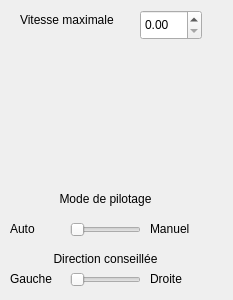
The window that rsase/SGBag/ui/vueparametreschariot.ui (padenot/usdp) describes before a commit, drawn with Qt 5.
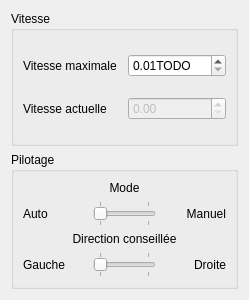
The same window after the commit.

Diff of the .ui file:
```diff
--- a/rsase/SGBag/ui/vueparametreschariot.ui
+++ b/rsase/SGBag/ui/vueparametreschariot.ui
@@ -6,138 +6,126 @@
    <rect>
     <x>0</x>
     <y>0</y>
-    <width>233</width>
+    <width>249</width>
     <height>300</height>
    </rect>
   </property>
   <property name="windowTitle">
    <string>Form</string>
   </property>
-  <widget class="QSlider" name="modePilotage">
-   <property name="geometry">
-    <rect>
-     <x>70</x>
-     <y>220</y>
-     <width>71</width>
-     <height>20</height>
-    </rect>
-   </property>
-   <property name="maximum">
-    <number>1</number>
-   </property>
-   <property name="tracking">
-    <bool>false</bool>
-   </property>
-   <property name="orientation">
-    <enum>Qt::Horizontal</enum>
-   </property>
-  </widget>
+  <layout class="QVBoxLayout" name="verticalLayout">
+   <item>
+    <widget class="QGroupBox" name="groupeVitesse">
+     <property name="title">
+      <string>Vitesse</string>
+     </property>
+     <layout class="QVBoxLayout" name="verticalLayout_5" stretch="1,1">
+      <item>
+       <layout class="QHBoxLayout" name="horizontalLayout">
+        <item>
   <widget class="QLabel" name="libelleVitesseMax">
-   <property name="geometry">
-    <rect>
-     <x>20</x>
-     <y>10</y>
-     <width>121</width>
-     <height>20</height>
-    </rect>
-   </property>
    <property name="text">
     <string>Vitesse maximale</string>
    </property>
   </widget>
+        </item>
+        <item>
   <widget class="QDoubleSpinBox" name="vitesseMax">
-   <property name="geometry">
-    <rect>
-     <x>140</x>
-     <y>10</y>
-     <width>62</width>
-     <height>30</height>
-    </rect>
-   </property>
-  </widget>
+          <property name="suffix">
+           <string>TODO</string>
+          </property>
+          <property name="minimum">
+           <double>0.010000000000000</double>
+          </property>
+          <property name="maximum">
+           <double>1.000000000000000</double>
+          </property>
+          <property name="singleStep">
+           <double>0.010000000000000</double>
+          </property>
+         </widget>
+        </item>
+       </layout>
+      </item>
+      <item>
+       <layout class="QHBoxLayout" name="horizontalLayout_4">
+        <item>
+         <widget class="QLabel" name="libelleVitesseActuelle">
+          <property name="text">
+           <string>Vitesse actuelle</string>
+          </property>
+         </widget>
+        </item>
+        <item>
+         <widget class="QDoubleSpinBox" name="vitesseActuelle">
+          <property name="enabled">
+           <bool>false</bool>
+          </property>
+         </widget>
+        </item>
+       </layout>
+      </item>
+     </layout>
+    </widget>
+   </item>
+   <item>
+    <widget class="QGroupBox" name="groupePilotage">
+     <property name="title">
+      <string>Pilotage</string>
+     </property>
+     <layout class="QVBoxLayout" name="verticalLayout_6">
+      <item>
+       <layout class="QVBoxLayout" name="verticalLayout_3" stretch="1,1">
+        <item>
   <widget class="QLabel" name="libelleModePilotage">
-   <property name="geometry">
-    <rect>
-     <x>10</x>
-     <y>190</y>
-     <width>191</width>
-     <height>17</height>
-    </rect>
-   </property>
    <property name="text">
-    <string>Mode de pilotage</string>
+           <string>Mode</string>
    </property>
    <property name="alignment">
     <set>Qt::AlignCenter</set>
    </property>
   </widget>
+        </item>
+        <item>
+         <layout class="QHBoxLayout" name="horizontalLayout_2" stretch="1,1,1">
+          <item>
   <widget class="QLabel" name="libelleAutomatique">
-   <property name="geometry">
-    <rect>
-     <x>10</x>
-     <y>220</y>
-     <width>59</width>
-     <height>17</height>
-    </rect>
-   </property>
    <property name="text">
     <string>Auto</string>
    </property>
   </widget>
+          </item>
+          <item>
+           <widget class="QSlider" name="modePilotage">
+            <property name="maximum">
+             <number>1</number>
+            </property>
+            <property name="orientation">
+             <enum>Qt::Horizontal</enum>
+            </property>
+            <property name="tickPosition">
+             <enum>QSlider::TicksBothSides</enum>
+            </property>
+           </widget>
+          </item>
+          <item>
   <widget class="QLabel" name="libelleManuel">
-   <property name="geometry">
-    <rect>
-     <x>150</x>
-     <y>220</y>
-     <width>59</width>
-     <height>17</height>
-    </rect>
-   </property>
    <property name="text">
     <string>Manuel</string>
    </property>
-  </widget>
-  <widget class="QSlider" name="directionConseillee">
-   <property name="geometry">
-    <rect>
-     <x>70</x>
-     <y>270</y>
-     <width>71</width>
-     <height>20</height>
-    </rect>
-   </property>
-   <property name="maximum">
-    <number>1</number>
-   </property>
-   <property name="tracking">
-    <bool>false</bool>
-   </property>
-   <property name="orientation">
-    <enum>Qt::Horizontal</enum>
-   </property>
-  </widget>
-  <widget class="QLabel" name="libelleDroite">
-   <property name="geometry">
-    <rect>
-     <x>150</x>
-     <y>270</y>
-     <width>59</width>
-     <height>17</height>
-    </rect>
-   </property>
-   <property name="text">
-    <string>Droite</string>
-   </property>
-  </widget>
+            <property name="alignment">
+             <set>Qt::AlignRight|Qt::AlignTrailing|Qt::AlignVCenter</set>
+            </property>
+           </widget>
+          </item>
+         </layout>
+        </item>
+       </layout>
+      </item>
+      <item>
+       <layout class="QVBoxLayout" name="verticalLayout_7" stretch="1,1">
+        <item>
   <widget class="QLabel" name="libelleDirectionConseillee">
-   <property name="geometry">
-    <rect>
-     <x>10</x>
-     <y>250</y>
-     <width>191</width>
-     <height>17</height>
-    </rect>
-   </property>
    <property name="text">
     <string>Direction conseillée</string>
    </property>
@@ -145,19 +133,47 @@
     <set>Qt::AlignCenter</set>
    </property>
   </widget>
+        </item>
+        <item>
+         <layout class="QHBoxLayout" name="horizontalLayout_3" stretch="1,1,1">
+          <item>
   <widget class="QLabel" name="libelleGauche">
-   <property name="geometry">
-    <rect>
-     <x>10</x>
-     <y>270</y>
-     <width>59</width>
-     <height>17</height>
-    </rect>
-   </property>
    <property name="text">
     <string>Gauche</string>
    </property>
   </widget>
+          </item>
+          <item>
+           <widget class="QSlider" name="directionConseillee">
+            <property name="maximum">
+             <number>1</number>
+            </property>
+            <property name="orientation">
+             <enum>Qt::Horizontal</enum>
+            </property>
+            <property name="tickPosition">
+             <enum>QSlider::TicksBothSides</enum>
+            </property>
+           </widget>
+          </item>
+          <item>
+           <widget class="QLabel" name="libelleDroite">
+            <property name="text">
+             <string>Droite</string>
+            </property>
+            <property name="alignment">
+             <set>Qt::AlignRight|Qt::AlignTrailing|Qt::AlignVCenter</set>
+            </property>
+           </widget>
+          </item>
+         </layout>
+        </item>
+       </layout>
+      </item>
+     </layout>
+    </widget>
+   </item>
+  </layout>
  </widget>
  <resources/>
  <connections/>
```
Lines whose indentation alone changed are shown as unchanged.
